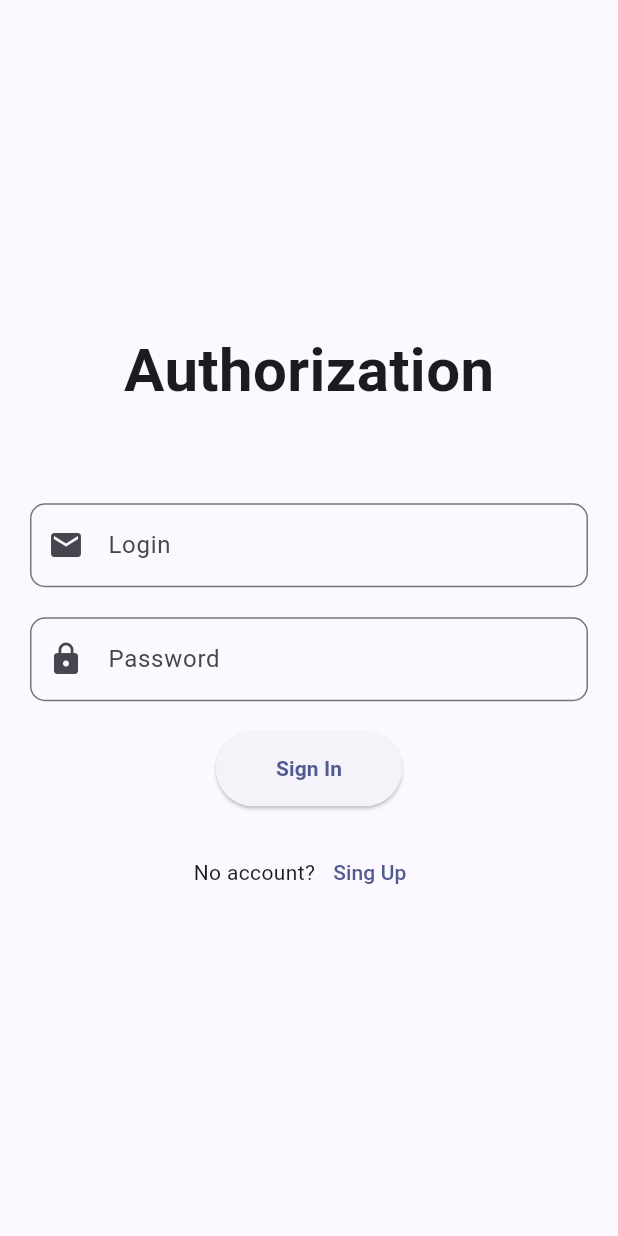
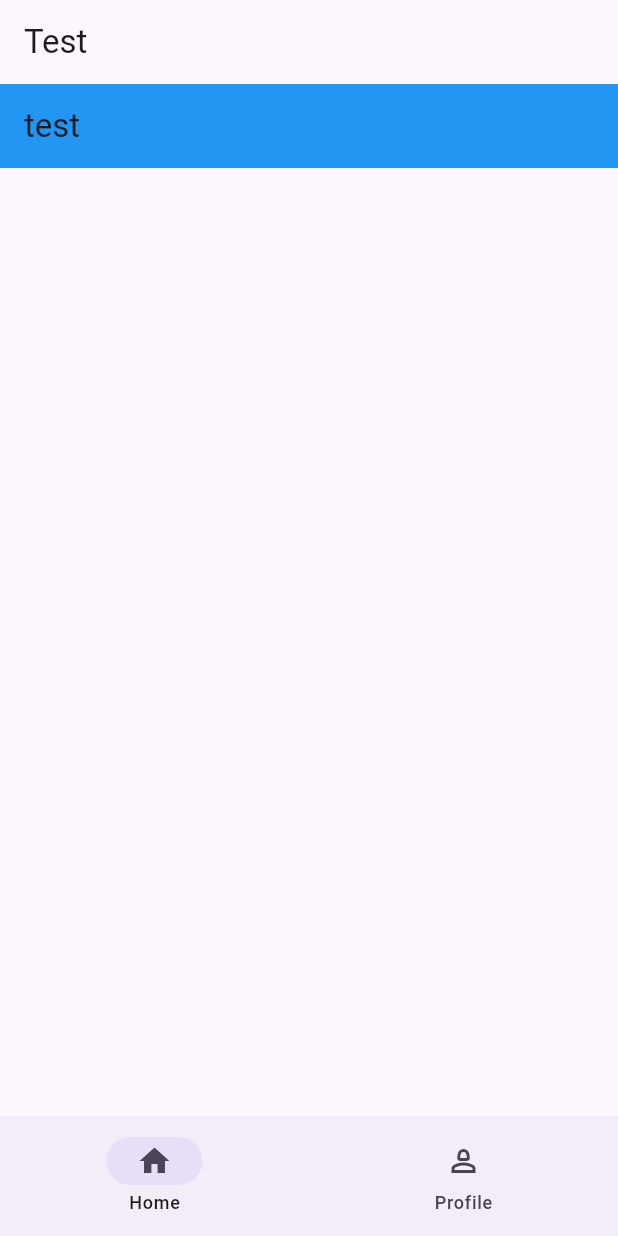
Before and after one commit to Git-GA/ees_tech, a Flutter app: the screen it shows after launch, on a phone screen of 412 x 824 dp. Run offline on Flutter 3.47's test engine with Material 2 defaults, Android fonts, the phone set to English and light mode, and no system bars; our stand-ins replace email_validator, get, go_router, isar; accounts and stored records are empty; generated files the repository leaves out were written again.

Commit message:
Routes + database

```diff
--- /dev/null
+++ b/lib/controllers/main.dart
@@ -0,0 +1,5 @@
+import 'package:get/get.dart';
+
+class MainController extends GetxController {
+  RxInt page = 0.obs;
+}
--- a/lib/main.dart
+++ b/lib/main.dart
@@ -1,21 +1,26 @@
-import 'package:ees_tech/pages/login_page.dart';
+import 'package:ees_tech/models/settings.dart';
+import 'package:ees_tech/routes.dart';
 import 'package:flutter/material.dart';
 import 'package:flutter/services.dart';
 import 'package:flutter_localizations/flutter_localizations.dart';
+import 'package:isar/isar.dart';
 
 import 'i18n/en_US/strings.g.dart';
 
-void main() {
+Future<void> main() async {
+  //Database init
+  final isar = await Isar.open([SettingsSchema]);
+
+  WidgetsFlutterBinding.ensureInitialized();
+  LocaleSettings.useDeviceLocale();
+
   //Setting SysemUIOverlay
   SystemChrome.setSystemUIOverlayStyle(const SystemUiOverlayStyle(
       systemStatusBarContrastEnforced: false,
       systemNavigationBarColor: Colors.transparent,
       systemNavigationBarDividerColor: Colors.transparent));
-//Setting SystmeUIMode
-  // SystemChrome.setEnabledSystemUIMode(SystemUiMode.edgeToEdge);
-
-  WidgetsFlutterBinding.ensureInitialized(); // add this
-  LocaleSettings.useDeviceLocale(); // and this
+// Setting SystmeUIMode
+  SystemChrome.setEnabledSystemUIMode(SystemUiMode.edgeToEdge);
 
   runApp(TranslationProvider(child: const MyApp()));
 }
@@ -24,24 +29,20 @@ class MyApp extends StatelessWidget {
   const MyApp({super.key});
   @override
   Widget build(BuildContext context) {
-    return MaterialApp(
+    return MaterialApp.router(
       locale:
           TranslationProvider.of(context).flutterLocale, // use provideraQ  8
       supportedLocales: AppLocaleUtils.supportedLocales,
       localizationsDelegates: GlobalMaterialLocalizations.delegates,
 
       theme: ThemeData(
-        colorSchemeSeed: Colors.indigo,
         useMaterial3: true,
       ),
       darkTheme: ThemeData(
-        colorSchemeSeed: Colors.indigo,
         brightness: Brightness.dark,
         useMaterial3: true,
       ),
-      home: LoginPage(
-        title: "Login Page",
-      ),
+      routerConfig: router,
     );
   }
 }
--- a/lib/pages/homepage.dart
+++ b/lib/pages/homepage.dart
@@ -0,0 +1,21 @@
+import 'package:flutter/material.dart';
+
+class HomePage extends StatelessWidget {
+  const HomePage({super.key});
+
+  @override
+  Widget build(BuildContext context) {
+    return Scaffold(
+        appBar: AppBar(
+          title: Text('Test'),
+        ),
+        body: Scaffold(
+          appBar: AppBar(
+            title: Text(
+              'test',
+            ),
+            backgroundColor: Colors.blue,
+          ),
+        ));
+  }
+}
--- /dev/null
+++ b/lib/routes.dart
@@ -0,0 +1,60 @@
+import 'package:ees_tech/controllers/main.dart';
+import 'package:ees_tech/pages/homepage.dart';
+import 'package:flutter/material.dart';
+import 'package:get/get.dart';
+import 'package:go_router/go_router.dart';
+
+import 'i18n/en_US/strings.g.dart';
+
+final _controller = MainController();
+
+// Создаем экземпляр GoRouter с ShellRoute и GoRoute
+final router = GoRouter(
+  initialLocation: '/home',
+  routes: [
+    ShellRoute(
+      // ShellRoute показывает UI-оболочку вокруг соответствующего дочернего маршрута
+      builder: (context, state, child) {
+        // UI-оболочка - это Scaffold с NavigationBar
+        return Obx(() => Scaffold(
+              body: child,
+              bottomNavigationBar: NavigationBar(
+                  selectedIndex: _controller.page(),
+                  // Используем tabs для создания NavigationBarDestination
+                  destinations: [
+                    NavigationDestination(
+                      selectedIcon: Icon(Icons.home),
+                      icon: Icon(Icons.home_outlined),
+                      label: t.navbar.homepage,
+                    ),
+                    NavigationDestination(
+                      selectedIcon: Icon(Icons.person_2),
+                      icon: Icon(Icons.person_2_outlined),
+                      label: t.navbar.profile,
+                    )
+                  ],
+                  // Используем context.go для перехода к нужному маршруту при нажатии на вкладку
+                  onDestinationSelected: (index) {
+                    _controller.page(index);
+                    return context.go(['/home', '/profile'][index]);
+                  }),
+            ));
+      },
+      // Вложенные маршруты для каждой вкладки
+      routes: [
+        GoRoute(
+          path: '/home',
+          pageBuilder: (context, state) =>
+              NoTransitionPage<void>(key: state.pageKey, child: HomePage()),
+        ),
+        GoRoute(
+          path: '/profile',
+          pageBuilder: (context, state) => NoTransitionPage<void>(
+            key: state.pageKey,
+            child: Scaffold(),
+          ),
+        ),
+      ],
+    ),
+  ],
+);
--- a/pubspec.yaml
+++ b/pubspec.yaml
@@ -44,6 +44,8 @@ dependencies:
   slang_flutter: ^3.15.0
   get: ^4.6.5
   email_validator: ^2.1.17
+  go_router:
+  isar_flutter_libs: ^3.0.5
 
 dev_dependencies:
   flutter_test:
@@ -55,6 +57,8 @@ dev_dependencies:
   # package. See that file for information about deactivating specific lint
   # rules and activating additional ones.
   flutter_lints: ^2.0.0
+  isar_generator: ^3.0.5
+  build_runner: ^2.4.1
 
 # For information on the generic Dart part of this file, see the
 # following page: https://dart.dev/tools/pub/pubspec
```
Also changed, not shown: lib/models/courses/course.dart (added, +16 -0 lines), lib/models/courses/page.dart (added, +29 -0 lines), lib/models/courses/part.dart (added, +16 -0 lines), lib/models/courses/stage.dart (added, +18 -0 lines), lib/models/settings.dart (added, +12 -0 lines), lib/models/courses/course.g.dart (added), lib/models/courses/page.g.dart (added), lib/models/courses/part.g.dart (added), lib/models/courses/stage.g.dart (added), lib/models/settings.g.dart (added), pubspec.lock, 5 other files.
